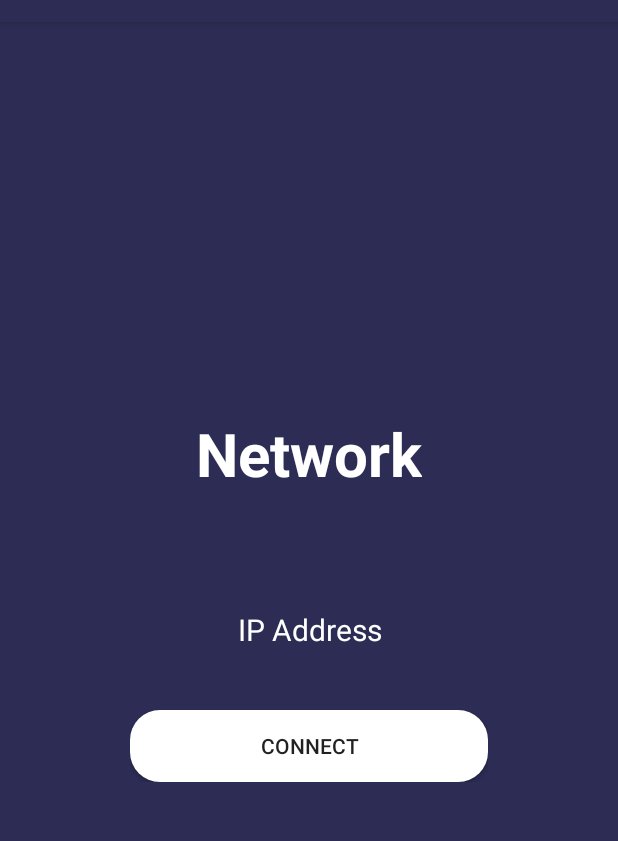
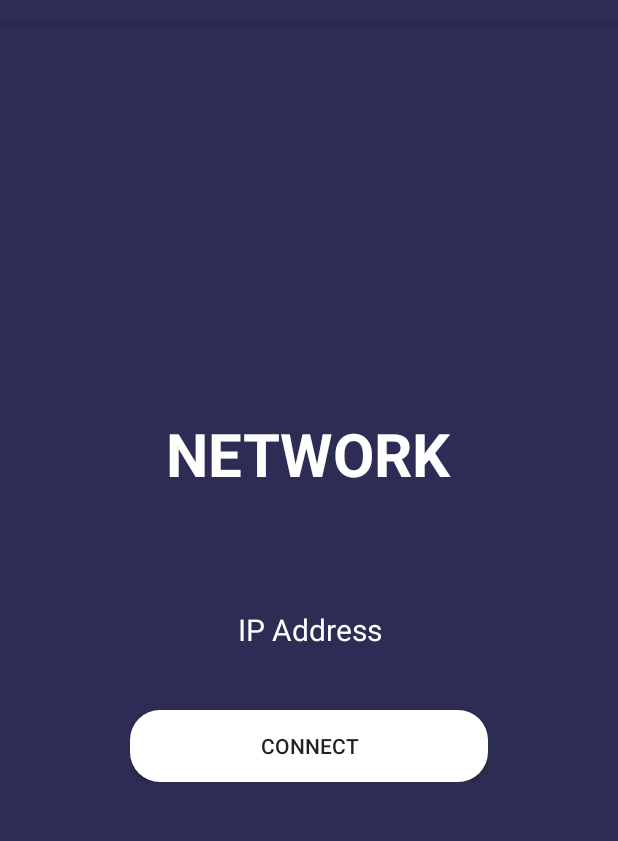
Before and after one commit to nda111/Spinello, an Android app: the AddressActivity screen opened directly, with no data from a screen before it, on a phone screen of 412 x 824 dp, the part 62-903 px from its top. Run offline under Robolectric (Android 15) with nearby library versions, the phone set to English and light mode, and no system bars.

Commit message:
network activity

```diff
--- a/app/src/main/res/layout/activity_address.xml
+++ b/app/src/main/res/layout/activity_address.xml
@@ -12,7 +12,7 @@
         android:layout_width="wrap_content"
         android:layout_height="wrap_content"
         android:textSize="40dp"
-        android:text="Network"
+        android:text="NETWORK"
         android:textColor="@android:color/white"
         android:textStyle="bold"
         android:layout_marginBottom="100px"
```
